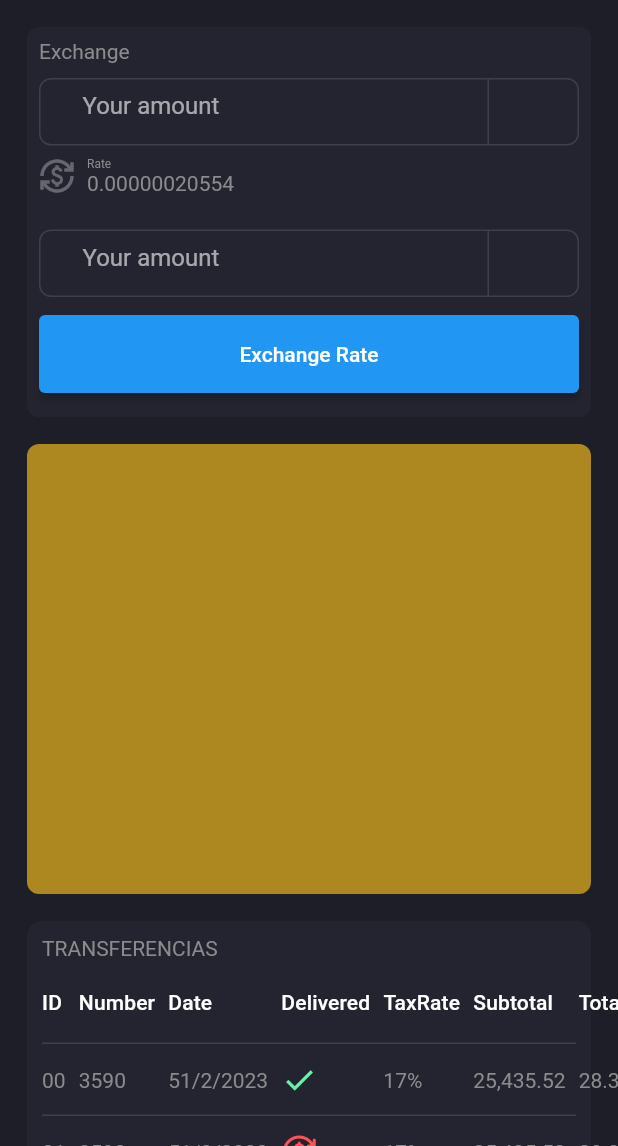
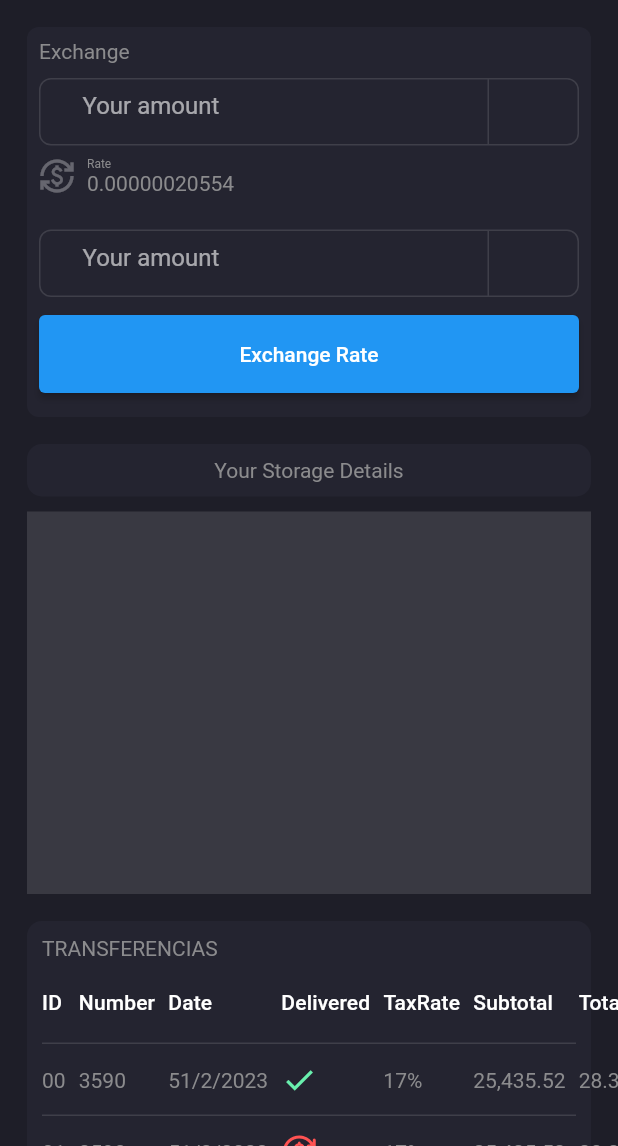
Before and after one commit to saidino84/moz888bet, a Flutter app: the screen it shows after launch, on a phone screen of 412 x 824 dp, the part 90-1236 px from its top. Run offline on Flutter 3.47's test engine with Material 2 defaults, Android fonts, the phone set to English and light mode, and no system bars; our stand-ins replace flutter_svg.

Commit message:
Wau Balancete detils added

```diff
--- /dev/null
+++ b/lib/app/controllers/vat_calc_controller.dart
@@ -0,0 +1,6 @@
+import 'package:flutter/cupertino.dart';
+
+class VatController {
+  var priceInput = TextEditingController();
+  var vat = 16;
+}
--- a/lib/app/ui/wallet/boxes/balancestatus/balancete.dart
+++ b/lib/app/ui/wallet/boxes/balancestatus/balancete.dart
@@ -13,8 +13,28 @@ class BalanceStatus extends StatelessWidget {
       constraints: BoxConstraints(maxHeight: 300, minHeight: 260),
       // width: double.infinity,
       decoration: BoxDecoration(
-          color: WalletPalet.yellowdown,
+          // color: WalletPalet.yellowdown,
           borderRadius: BorderRadius.circular(8)),
+      child: Column(
+        children: [
+          Container(
+            height: 35,
+            width: double.infinity,
+            alignment: Alignment.center,
+            decoration: BoxDecoration(
+                color: WalletPalet.secondary,
+                borderRadius: BorderRadius.circular(10)),
+            child: Text('Your Storage Details'),
+          ),
+          SizedBox(
+            height: 10,
+          ),
+          Expanded(
+              child: Container(
+            color: Colors.white12,
+          ))
+        ],
+      ),
     );
   }
 }
--- a/pubspec.yaml
+++ b/pubspec.yaml
@@ -35,6 +35,7 @@ dependencies:
   # Use with the CupertinoIcons class for iOS style icons.
   cupertino_icons: ^1.0.2
   flutter_svg: ^1.1.6
+  fl_chart: ^0.61.0
 
 dev_dependencies:
   flutter_test:
```
Also changed, not shown: pubspec.lock.
